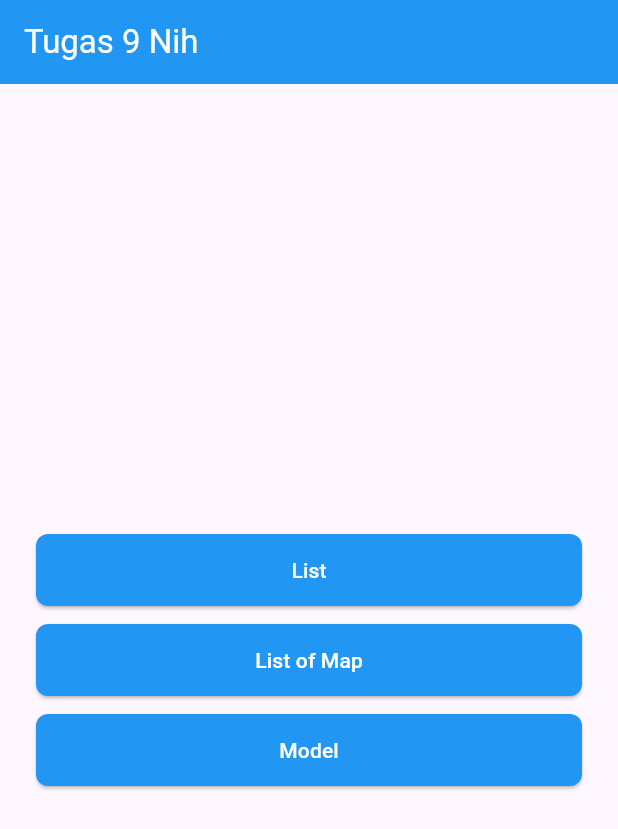
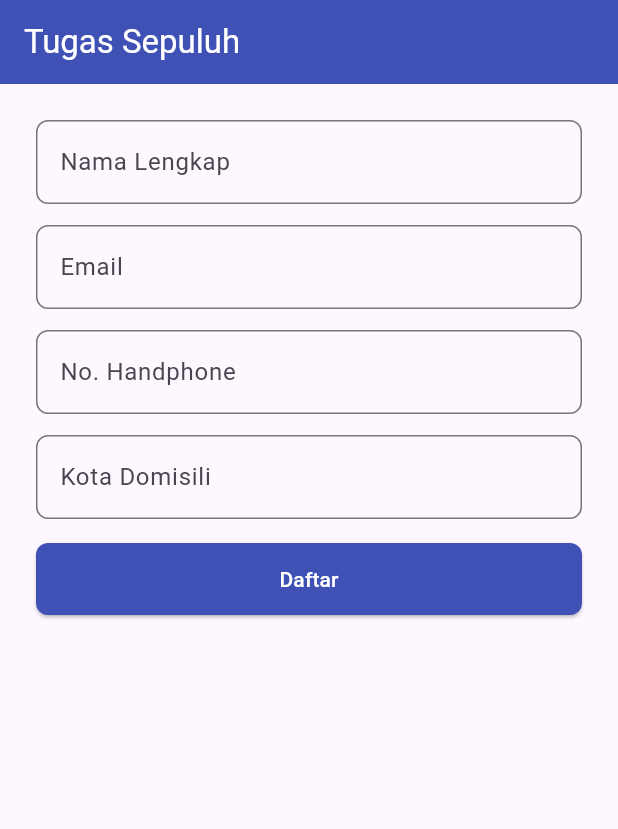
Before and after one commit to ardhanu-code/ppkd_b_2, a Flutter app: the screen it shows after launch, on a phone screen of 412 x 824 dp. Shown: the top 829 px of the screen. Run offline on Flutter 3.47's test engine with Material 3 defaults, Android fonts, the phone set to English and light mode, and no system bars; our stand-ins replace faker.

Commit message:
tugas 10 flutter

```diff
--- a/lib/main.dart
+++ b/lib/main.dart
@@ -1,6 +1,6 @@
 import 'package:flutter/material.dart';
 import 'package:ppkd_b_2/meet_1/page_iseng.dart';
-import 'package:ppkd_b_2/tugas_9_flutter/home_tugas_9.dart';
+import 'package:ppkd_b_2/tugas_10_flutter/tugas_10_flutter.dart';
 
 void main() {
   runApp(MyApp());
@@ -13,7 +13,7 @@ class MyApp extends StatelessWidget {
   Widget build(BuildContext context) {
     return MaterialApp(
       debugShowCheckedModeBanner: false,
-      home: TugasSembilan(),
+      home: TugasSepuluh(),
       routes: {'/qr_code': (context) => IsengNih()},
     );
   }
--- /dev/null
+++ b/lib/tugas_10_flutter/terimakasih_page.dart
@@ -0,0 +1,17 @@
+import 'package:flutter/material.dart';
+
+class Terimakasih extends StatelessWidget {
+  final String? nama;
+  final String? kota;
+  const Terimakasih({super.key, required this.nama, required this.kota});
+
+  @override
+  Widget build(BuildContext context) {
+    return Scaffold(
+      appBar: AppBar(backgroundColor: Colors.blue),
+      body: Center(
+        child: Text('Terima kasih, $nama dari $kota telah mendaftar'),
+      ),
+    );
+  }
+}
--- /dev/null
+++ b/lib/tugas_10_flutter/tugas_10_flutter.dart
@@ -0,0 +1,152 @@
+import 'package:flutter/material.dart';
+import 'package:ppkd_b_2/tugas_10_flutter/terimakasih_page.dart';
+
+class TugasSepuluh extends StatefulWidget {
+  const TugasSepuluh({super.key});
+
+  @override
+  State<TugasSepuluh> createState() => _TugasSepuluhState();
+}
+
+class _TugasSepuluhState extends State<TugasSepuluh> {
+  final _formKey = GlobalKey<FormState>();
+  final _namaLengkapController = TextEditingController();
+  final _emailController = TextEditingController();
+  final _noHpController = TextEditingController();
+  final _kotaController = TextEditingController();
+
+  @override
+  Widget build(BuildContext context) {
+    return Scaffold(
+      appBar: AppBar(
+        title: Text('Tugas Sepuluh'),
+        backgroundColor: Colors.indigo,
+        foregroundColor: Colors.white,
+      ),
+      body: Padding(
+        padding: EdgeInsets.all(24),
+        child: Form(
+          key: _formKey,
+          child: Column(
+            children: [
+              TextFormField(
+                controller: _namaLengkapController,
+                validator: (value) {
+                  if (value == null || value.isEmpty) {
+                    return 'Nama harus diisi';
+                  } else {
+                    return null;
+                  }
+                },
+                decoration: InputDecoration(
+                  labelText: 'Nama Lengkap',
+                  border: OutlineInputBorder(
+                    borderRadius: BorderRadius.circular(8),
+                  ),
+                ),
+              ),
+              SizedBox(height: 14),
+              TextFormField(
+                controller: _emailController,
+                validator: (value) {
+                  if (value == null || value.isEmpty) {
+                    return 'Email harus diisi';
+                  } else if (!value.contains('@')) {
+                    return 'Email tidak valid';
+                  } else {
+                    return null;
+                  }
+                },
+                decoration: InputDecoration(
+                  labelText: 'Email',
+                  border: OutlineInputBorder(
+                    borderRadius: BorderRadius.circular(8),
+                  ),
+                ),
+              ),
+              SizedBox(height: 14),
+              TextFormField(
+                controller: _noHpController,
+                keyboardType: TextInputType.number,
+                decoration: InputDecoration(
+                  labelText: 'No. Handphone',
+                  border: OutlineInputBorder(
+                    borderRadius: BorderRadius.circular(8),
+                  ),
+                ),
+              ),
+              SizedBox(height: 14),
+              TextFormField(
+                controller: _kotaController,
+                validator: (value) {
+                  if (value == null || value.isEmpty) {
+                    return 'Kota Domisili harus diisi';
+                  } else {
+                    return null;
+                  }
+                },
+                decoration: InputDecoration(
+                  labelText: 'Kota Domisili',
+                  border: OutlineInputBorder(
+                    borderRadius: BorderRadius.circular(8),
+                  ),
+                ),
+              ),
+              SizedBox(height: 16),
+              ElevatedButton(
+                onPressed: () {
+                  if (_formKey.currentState!.validate()) {
+                    showDialog(
+                      context: context,
+                      builder: (context) {
+                        return AlertDialog(
+                          title: Text('Konfirmasi'),
+                          content: Column(
+                            mainAxisSize: MainAxisSize.min,
+                            crossAxisAlignment: CrossAxisAlignment.start,
+                            children: [
+                              Text('Nama: ${_namaLengkapController.text}'),
+                              Text('Email: ${_emailController.text}'),
+                              Text('No. Hp: ${_noHpController.text}'),
+                              Text('Kota Domisili: ${_kotaController.text}'),
+                            ],
+                          ),
+                          actions: [
+                            TextButton(
+                              onPressed: () {
+                                Navigator.push(
+                                  context,
+                                  MaterialPageRoute(
+                                    builder:
+                                        (context) => Terimakasih(
+                                          nama: _namaLengkapController.text,
+                                          kota: _kotaController.text,
+                                        ),
+                                  ),
+                                );
+                              },
+                              child: Text('Lanjut'),
+                            ),
+                          ],
+                        );
+                      },
+                    );
+                  }
+                },
+                child: Text('Daftar'),
+                style: ElevatedButton.styleFrom(
+                  minimumSize: Size(double.infinity, 48),
+                  backgroundColor: Colors.indigo,
+                  foregroundColor: Colors.white,
+                  shape: RoundedRectangleBorder(
+                    borderRadius: BorderRadius.circular(8),
+                  ),
+                ),
+              ),
+            ],
+          ),
+        ),
+      ),
+    );
+  }
+}
```
